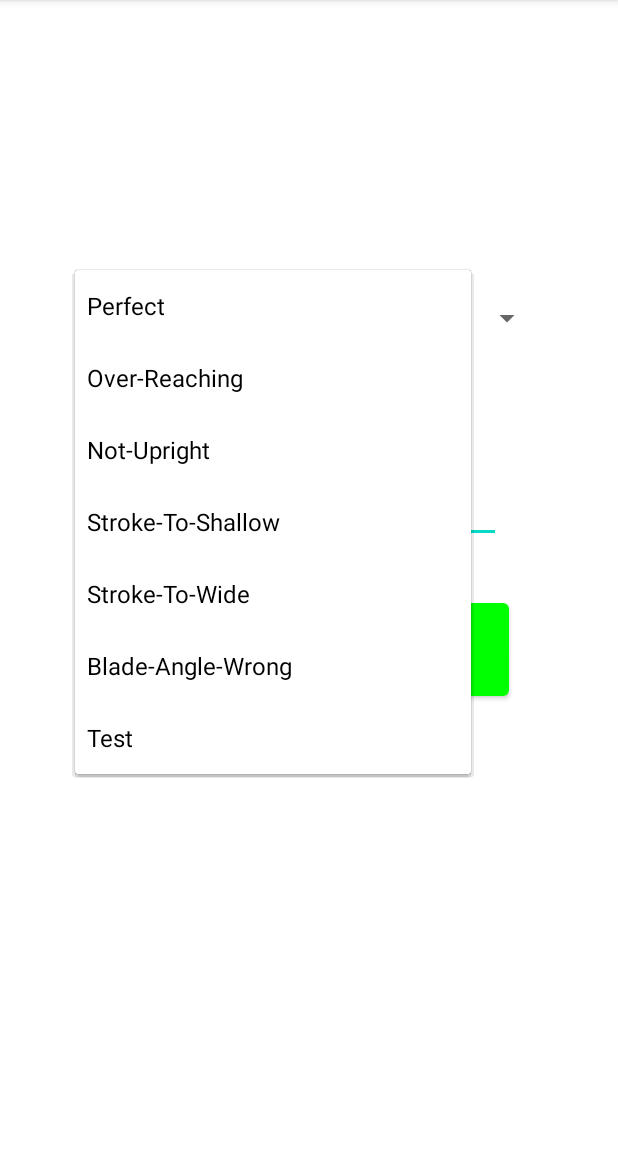
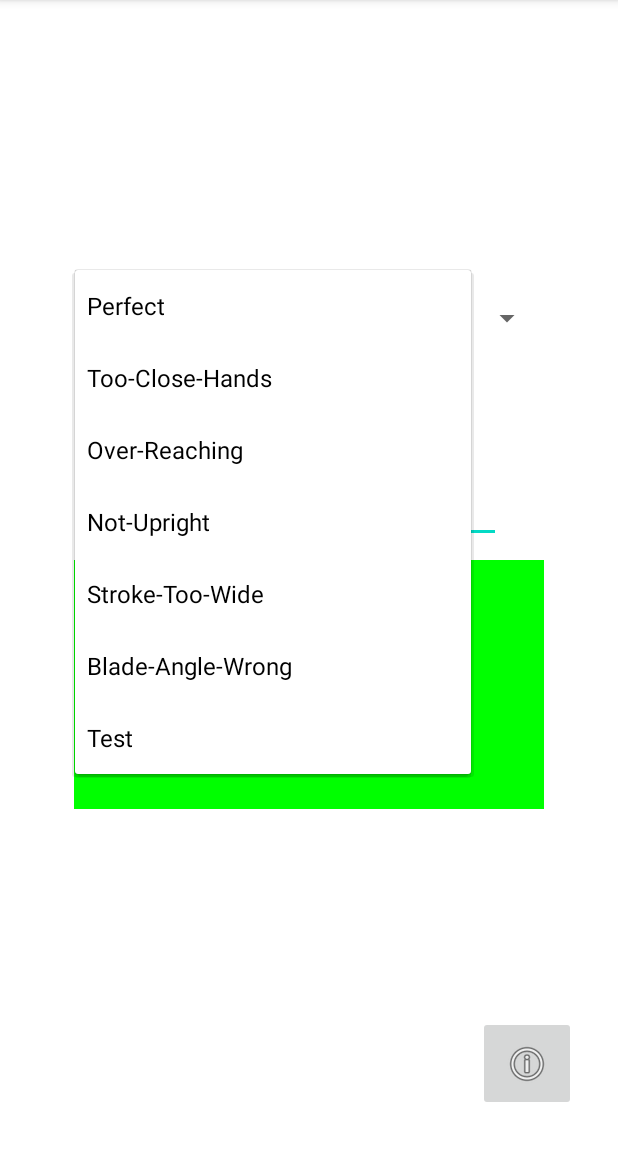
Before and after one commit to DanWillisUni/ThirdYearSmartPaddle, an Android app: the screen it shows after launch (MainActivity), after a tap on "Perfect", on a phone screen of 412 x 824 dp, the part 84-1236 px from its top. Run offline under Robolectric (Android 15) with nearby library versions, the light colour scheme and no system bars.

Commit message:
Added second page

```diff
--- a/KayakDataCollection/app/src/main/AndroidManifest.xml
+++ b/KayakDataCollection/app/src/main/AndroidManifest.xml
@@ -26,6 +26,10 @@
                 <category android:name="android.intent.category.LAUNCHER" />
             </intent-filter>
         </activity>
+        <activity
+            android:name=".DisplayFeedback"
+            android:exported="true">
+        </activity>
     </application>
 
 </manifest>
--- a/KayakDataCollection/app/src/main/java/com/example/kayakdatacollection/MainActivity.java
+++ b/KayakDataCollection/app/src/main/java/com/example/kayakdatacollection/MainActivity.java
@@ -7,6 +7,7 @@ import androidx.core.content.ContextCompat;
 import android.Manifest;
 import android.annotation.SuppressLint;
 import android.content.Context;
+import android.content.Intent;
 import android.content.pm.PackageManager;
 import android.graphics.Color;
 import android.os.Bundle;
@@ -17,6 +18,7 @@ import android.view.View;
 import android.widget.AdapterView;
 import android.widget.ArrayAdapter;
 import android.widget.Button;
+import android.widget.ImageButton;
 import android.widget.Spinner;
 import android.widget.TextView;
 import android.widget.Toast;
@@ -70,7 +72,7 @@ public class MainActivity extends AppCompatActivity{
 
         //setup dropdown
         Spinner dropdown = findViewById(R.id.activity_spinner);
-        String[] items = new String[]{"Perfect", "Over-Reaching", "Not-Upright","Stroke-To-Shallow","Stroke-To-Wide","Blade-Angle-Wrong","Test"};
+        String[] items = new String[]{"Perfect", "Too-Close-Hands","Over-Reaching", "Not-Upright","Stroke-Too-Wide","Blade-Angle-Wrong","Test"};
         ArrayAdapter<String> dropdownList = new ArrayAdapter<>(this, android.R.layout.simple_spinner_dropdown_item, items);
         dropdown.setAdapter(dropdownList);
         dropdown.setOnItemSelectedListener(new AdapterView.OnItemSelectedListener() {
@@ -85,8 +87,8 @@ public class MainActivity extends AppCompatActivity{
         });
 
         //setup button
-        final Button button = findViewById(R.id.button);
-        button.setText("Start");
+        final ImageButton button = findViewById(R.id.StopStartButton);
+        button.setImageResource(R.drawable.ic_baseline_play_arrow_24);
         button.setBackgroundColor(Color.GREEN);
         button.setOnClickListener(new View.OnClickListener() {
             public void onClick(View v) {
@@ -95,7 +97,7 @@ public class MainActivity extends AppCompatActivity{
                     onPause();
                     isInSession = false;
                     System.out.println("Stop: " + System.currentTimeMillis());
-                    button.setText("Start");
+                    button.setImageResource(R.drawable.ic_baseline_play_arrow_24);
                     button.setBackgroundColor(Color.GREEN);
                     //post processing the files
                     List<String> accelToPublish = postProcessFile(currentAccel,stopTime);
@@ -110,7 +112,7 @@ public class MainActivity extends AppCompatActivity{
                 else{
                     currentSessionStartTime = System.currentTimeMillis();
                     System.out.println("Start: " + currentSessionStartTime);
-                    button.setText("Stop");
+                    button.setImageResource(R.drawable.ic_baseline_stop_24);
                     button.setBackgroundColor(Color.RED);
                     final TextView textBox = findViewById(R.id.editTextTextPersonName);
                     fileName = MainActivity.this.IMEI + "_" + currentSessionStartTime + "_" + textBox.getText();
@@ -154,6 +156,16 @@ public class MainActivity extends AppCompatActivity{
                     String line = System.currentTimeMillis() + "," + df.format(rx) + "," + df.format(ry) + "," + df.format(rz)+ "," + df.format(v3)+ "," + df.format(v4);
                     currentRota.add(line);
                 }
+            }
+        });
+
+        ImageButton imageButton = (ImageButton) findViewById(R.id.ToInfoButton);
+        //Assign a listener to your button
+        imageButton.setOnClickListener(new View.OnClickListener() {
+            @Override
+            public void onClick(View v) {
+                Intent intent = new Intent(MainActivity.this, DisplayFeedback.class);
+                startActivity(intent);
             }
         });
     }
--- /dev/null
+++ b/KayakDataCollection/app/src/main/res/drawable/ic_baseline_play_arrow_24.xml
@@ -0,0 +1,10 @@
+<vector xmlns:android="http://schemas.android.com/apk/res/android"
+    android:width="24dp"
+    android:height="24dp"
+    android:viewportWidth="24"
+    android:viewportHeight="24"
+    android:tint="?attr/colorControlNormal">
+  <path
+      android:fillColor="@android:color/white"
+      android:pathData="M8,5v14l11,-7z"/>
+</vector>
--- /dev/null
+++ b/KayakDataCollection/app/src/main/res/drawable/ic_baseline_stop_24.xml
@@ -0,0 +1,10 @@
+<vector xmlns:android="http://schemas.android.com/apk/res/android"
+    android:width="24dp"
+    android:height="24dp"
+    android:viewportWidth="24"
+    android:viewportHeight="24"
+    android:tint="?attr/colorControlNormal">
+  <path
+      android:fillColor="@android:color/white"
+      android:pathData="M6,6h12v12H6z"/>
+</vector>
--- a/KayakDataCollection/app/src/main/res/layout/activity_main.xml
+++ b/KayakDataCollection/app/src/main/res/layout/activity_main.xml
@@ -5,16 +5,6 @@
     android:layout_width="match_parent"
     android:layout_height="match_parent"
     tools:context=".MainActivity">
-
-    <Button
-        android:id="@+id/button"
-        android:layout_width="266dp"
-        android:layout_height="74dp"
-        android:layout_marginTop="152dp"
-        android:text="button"
-        app:layout_constraintEnd_toEndOf="parent"
-        app:layout_constraintStart_toStartOf="parent"
-        app:layout_constraintTop_toBottomOf="@+id/activity_spinner" />
 
     <Spinner
         android:id="@+id/activity_spinner"
@@ -37,12 +27,38 @@
         android:layout_height="0dp"
         android:layout_marginBottom="406dp"
         android:ems="10"
+        android:hint="Name"
         android:inputType="textPersonName"
         android:text=""
-        android:hint="Name"
         app:layout_constraintBottom_toBottomOf="parent"
         app:layout_constraintEnd_toEndOf="parent"
         app:layout_constraintStart_toStartOf="parent"
         app:layout_constraintTop_toBottomOf="@+id/activity_spinner" />
 
+    <ImageButton
+        android:id="@+id/ToInfoButton"
+        android:layout_width="65dp"
+        android:layout_height="63dp"
+        android:layout_marginEnd="28dp"
+        android:layout_marginBottom="27dp"
+        app:layout_constraintBottom_toBottomOf="parent"
+        app:layout_constraintEnd_toEndOf="parent"
+        app:layout_constraintTop_toBottomOf="@+id/StopStartButton"
+        app:srcCompat="@android:drawable/ic_menu_info_details" />
+
+    <ImageButton
+        android:id="@+id/StopStartButton"
+        android:layout_width="0dp"
+        android:layout_height="0dp"
+        android:layout_marginStart="49dp"
+        android:layout_marginTop="373dp"
+        android:layout_marginEnd="49dp"
+        android:layout_marginBottom="138dp"
+        app:layout_constraintBottom_toTopOf="@+id/ToInfoButton"
+        app:layout_constraintEnd_toEndOf="parent"
+        app:layout_constraintHorizontal_bias="0.0"
+        app:layout_constraintStart_toStartOf="parent"
+        app:layout_constraintTop_toTopOf="parent"
+        app:srcCompat="@android:drawable/ic_media_play" />
+
 </androidx.constraintlayout.widget.ConstraintLayout>
```
Also changed, not shown: KayakDataCollection/app/src/main/java/com/example/kayakdatacollection/DisplayFeedback.java (added, +61 -0 lines), KayakDataCollection/app/src/main/res/layout/display_feedback.xml (added, +17 -0 lines).
